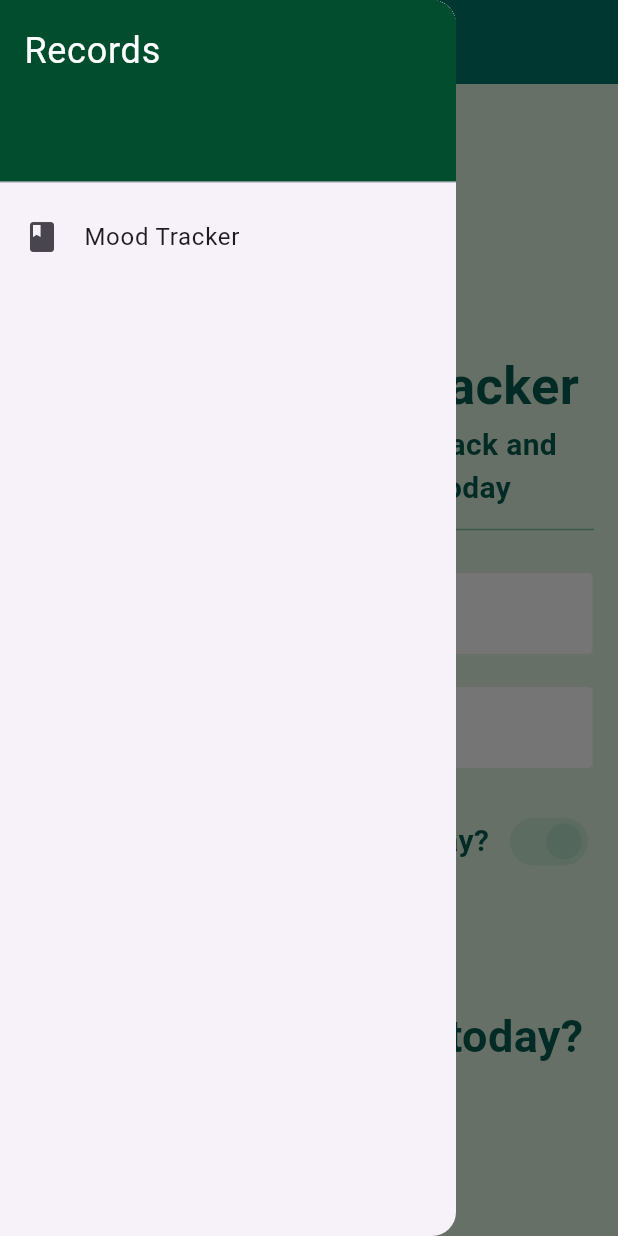
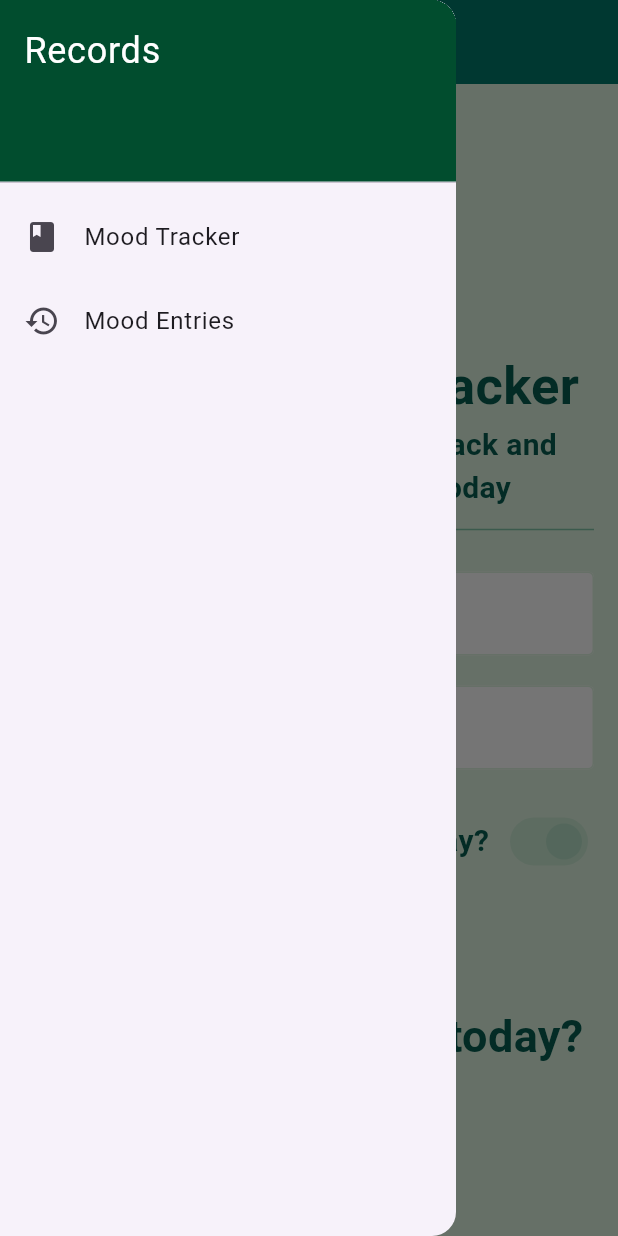
Before and after one commit to tanyamanaoat/Mood-Tracker-App, a Flutter app: the screen it shows after launch, with the side drawer open, on a phone screen of 412 x 824 dp. Run offline on Flutter 3.47's test engine with Material 3 defaults, Android fonts, the light colour scheme and no system bars; our stand-ins replace google_fonts; Roboto replaces fonts that are missing (Jua).

Commit message:
chore: added entries.dart

```diff
--- a/lib/drawer.dart
+++ b/lib/drawer.dart
@@ -1,8 +1,11 @@
+import 'package:flutter/material.dart';
 import 'moodtracker.dart';
-import 'package:flutter/material.dart';
+import 'entries.dart';
 
 class DrawerWidget extends StatelessWidget {
-  const DrawerWidget({super.key});
+  final List<Map<String, dynamic>> pastSubmissions;
+
+  const DrawerWidget({super.key, required this.pastSubmissions});
 
   @override
   Widget build(BuildContext context) {
@@ -32,6 +35,18 @@ class DrawerWidget extends StatelessWidget {
               Navigator.pushNamed(context, MoodTrackerForm.routename);
             },
           ),
+          ListTile(
+            leading: const Icon(Icons.history),
+            title: const Text("Mood Entries"),
+            onTap: () {
+              Navigator.push(
+                context,
+                MaterialPageRoute(
+                  builder: (context) => EntriesPage(pastSubmissions: pastSubmissions),
+                ),
+              );
+            },
+          ),
         ],
       ),
     );
--- a/lib/main.dart
+++ b/lib/main.dart
@@ -1,7 +1,6 @@
-library;
-
 import 'package:flutter/material.dart';
 import 'moodtracker.dart';
+import 'entries.dart';
 import 'package:google_fonts/google_fonts.dart' as gf;
 
 void main() {
@@ -16,8 +15,8 @@ class MyApp extends StatelessWidget {
     return MaterialApp(
       theme: ThemeData(
         primaryColor: Colors.teal[700],
-        scaffoldBackgroundColor: Color(0xFFDFF5E1),
-        textTheme: gf.GoogleFonts.juaTextTheme(), // Imported font
+        scaffoldBackgroundColor: const Color(0xFFDFF5E1),
+        textTheme: gf.GoogleFonts.juaTextTheme(),
         appBarTheme: AppBarTheme(
           color: Colors.teal[700],
           titleTextStyle: gf.GoogleFonts.jua(
@@ -37,6 +36,9 @@ class MyApp extends StatelessWidget {
           ),
         ),
       ),
+      routes: {
+        MoodTrackerForm.routename: (context) => const MoodTrackerForm(),
+      },
       home: const MoodTrackerForm(),
     );
   }
--- a/lib/moodtracker.dart
+++ b/lib/moodtracker.dart
@@ -185,7 +185,7 @@ class _MoodTrackerFormState extends State<MoodTrackerForm> {
   @override
   Widget build(BuildContext context) {
     return Scaffold(
-      drawer: const DrawerWidget(),
+      drawer: DrawerWidget(pastSubmissions: pastSubmissions),
       appBar: AppBar(
         title: const Text("mood tracker"),
       ),
```
Also changed, not shown: lib/entries.dart (added, +46 -0 lines).
